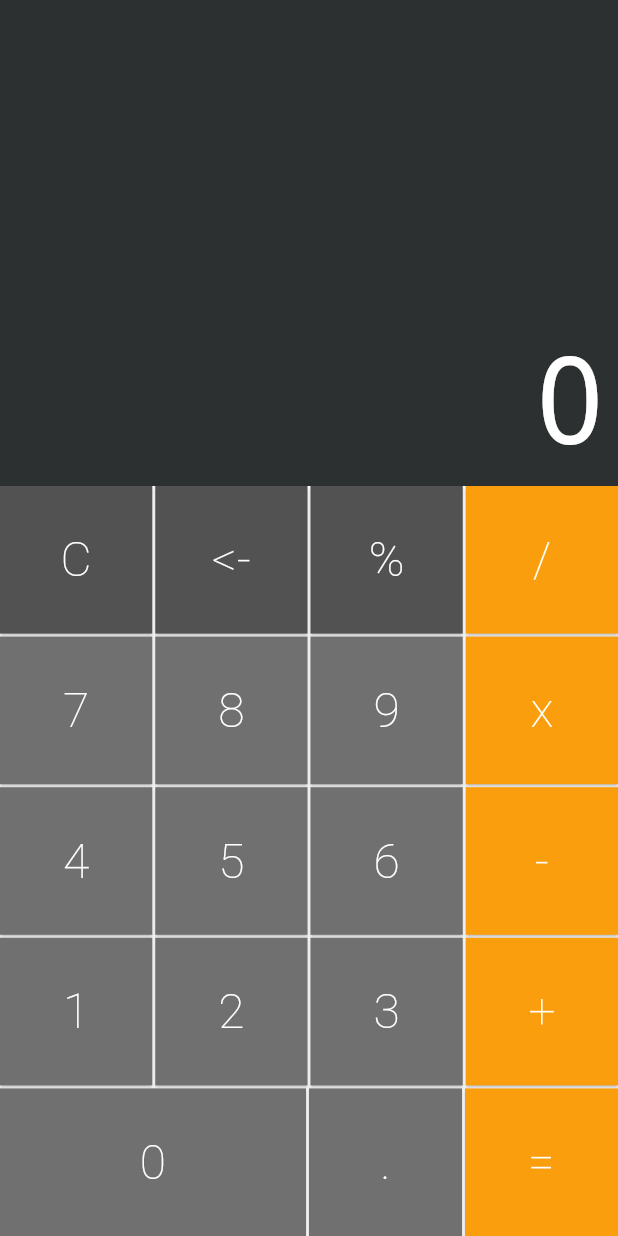
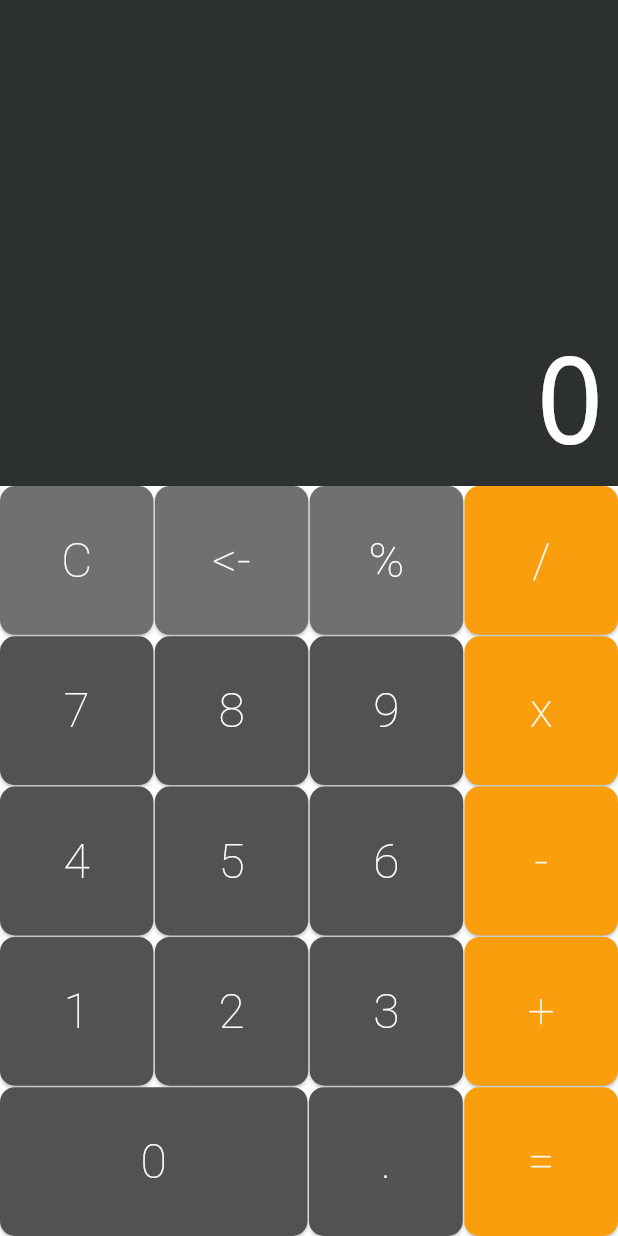
Before and after one commit to Brunoldm/calculadora, a Flutter app: the screen it shows after launch, on a phone screen of 412 x 824 dp. Run offline on Flutter 3.47's test engine with Material 3 defaults, Android fonts, the phone set to English and light mode, and no system bars; drawn by our look-alikes of auto_size_text.

Commit message:
2 Commit

```diff
--- a/calculadora/lib/components/button.dart
+++ b/calculadora/lib/components/button.dart
@@ -13,14 +13,14 @@ class Button extends StatelessWidget {
   Button({
     required this.text,
     this.big = false,
-    this.color = DEFAULT,
+    this.color = DARK,
     required this.cb,
 });
 
-Button.big({
+  Button.big({
     required this.text,
-    this.big = false,
-    this.color = DEFAULT,
+    this.big = true,
+    this.color = DARK,
     required this.cb,
 });
 
@@ -41,7 +41,7 @@ Button.big({
           backgroundColor: this.color,
           fixedSize: Size(80, 80),
           shape: RoundedRectangleBorder(
-            borderRadius: BorderRadius.zero,
+            borderRadius: BorderRadius.circular(10),
           )
         ),
         child: Text (
--- a/calculadora/lib/components/button_row.dart
+++ b/calculadora/lib/components/button_row.dart
@@ -14,7 +14,7 @@ class ButtonRow extends StatelessWidget {
       child: Row(
         crossAxisAlignment: CrossAxisAlignment.stretch,
         children: buttons.fold(<Widget>[], (list, b) {
-          list.isEmpty ? list.add(b) : list.addAll([SizedBox(width: 2), b]);
+          list.isEmpty ? list.add(b) : list.addAll([SizedBox(width: 1), b]);
           return list;
         }),
       ),
--- a/calculadora/lib/components/teclado.dart
+++ b/calculadora/lib/components/teclado.dart
@@ -15,36 +15,36 @@ class Teclado extends StatelessWidget {
       child: Column(
         children: <Widget> [
           ButtonRow([
-            Button(text: 'C', color:Button.DARK, cb: cb),
-            Button(text: '<-', color:Button.DARK, cb: cb ),
-            Button(text: '%', color:Button.DARK, cb:cb),
+            Button(text: 'C', color:Button.DEFAULT, cb: cb),
+            Button(text: '<-', color:Button.DEFAULT, cb: cb ),
+            Button(text: '%', color:Button.DEFAULT, cb:cb),
             Button.operation(text: '/', cb: cb),
 
           ]),
-          SizedBox(height: 2),
+          SizedBox(height: 1),
           ButtonRow([
             Button(text: '7', cb: cb),
             Button(text: '8', cb: cb),
             Button(text: '9', cb: cb),
             Button.operation(text: 'x', cb: cb)
           ]),
-          SizedBox(height: 2),
+          SizedBox(height: 1),
           ButtonRow([
             Button(text: '4', cb: cb),
             Button(text: '5', cb: cb),
             Button(text: '6', cb: cb),
             Button.operation(text: '-', cb: cb),
           ]),
-          SizedBox(height: 2),
+          SizedBox(height: 1),
           ButtonRow([
             Button(text: '1', cb: cb),
             Button(text: '2', cb: cb),
             Button(text: '3', cb: cb),
             Button.operation(text: '+', cb: cb),
           ]),
-          SizedBox(height: 2),
+          SizedBox(height: 1),
           ButtonRow([
-            Button(text: '0',big: true, cb: cb),
+            Button.big(text: '0', cb: cb),
             Button(text: '.', cb: cb),
             Button.operation(text: '=', cb: cb),
           ]),
```
Also changed, not shown: calculadora/lib/models/memoria.dart (+23 -6 lines), calculadora/lib/main.dart (line endings or trailing spaces).
